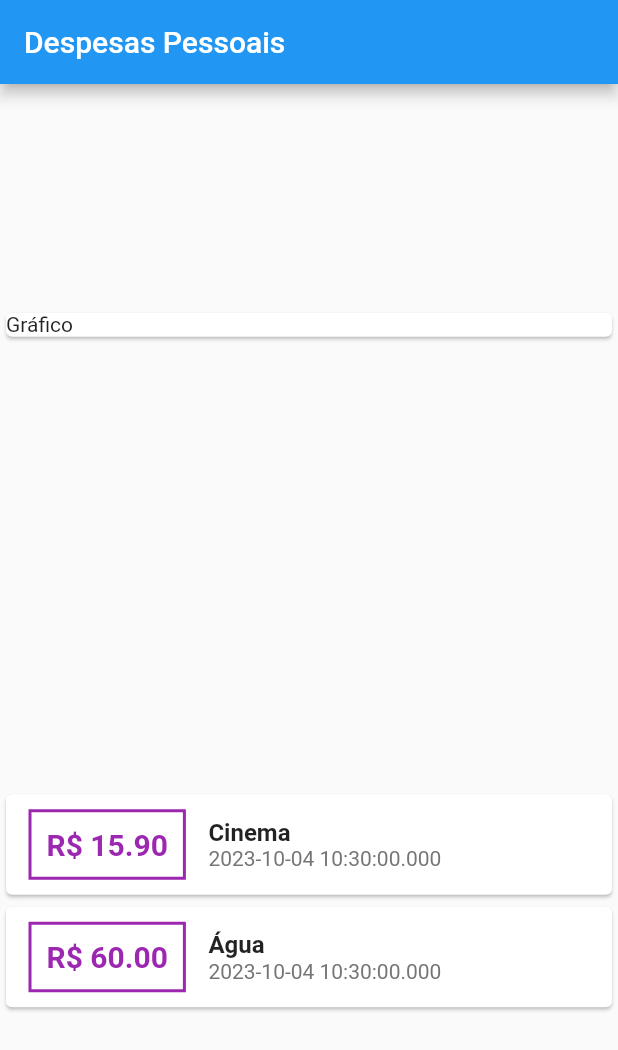
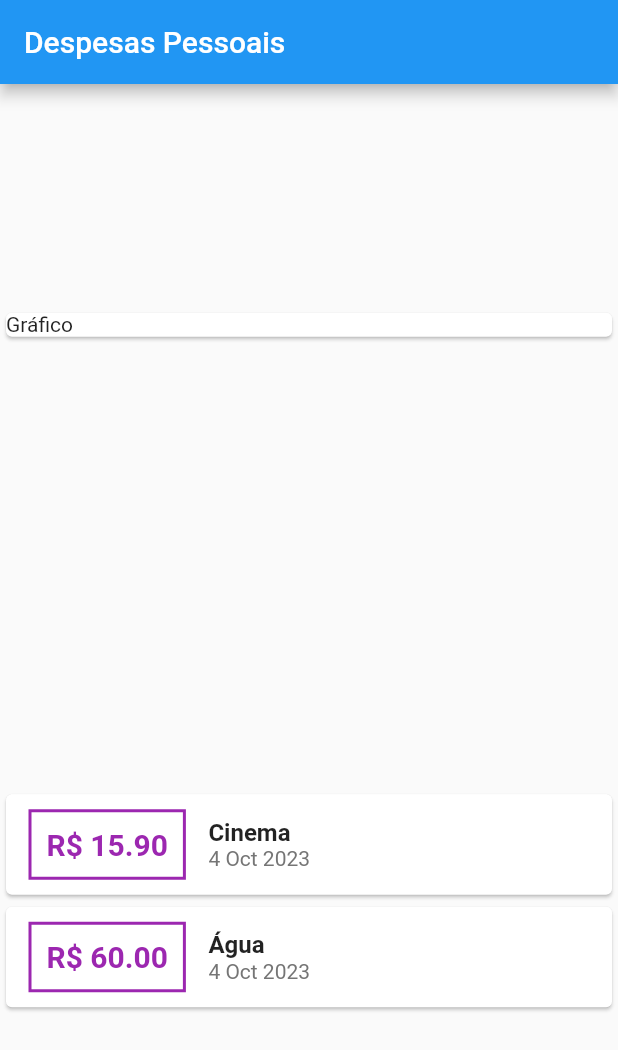
Before and after one commit to PedroLucasFernandes/personal-expenses-flutter-app, a Flutter app: the screen it shows after launch, on a phone screen of 412 x 824 dp. Shown: the top 1050 px of the screen. Run offline on Flutter 3.47's test engine with Material 2 defaults, Android fonts, the phone set to English and light mode, and no system bars.

```diff
--- a/lib/main.dart
+++ b/lib/main.dart
@@ -1,5 +1,6 @@
 import 'package:flutter/material.dart';
 import 'package:personal_expenses/models/transaction.dart';
+import 'package:intl/intl.dart';
 
 void main() => runApp(ExpensesApp());
 
@@ -81,7 +82,7 @@ class MyHomePage extends StatelessWidget {
                           ),
                         ),
                         Text(
-                          tr.date.toString(),
+                          DateFormat("d MMM y").format(tr.date),
                           style: TextStyle(
                             color: Colors.grey[600],
                           ),
--- a/pubspec.yaml
+++ b/pubspec.yaml
@@ -30,6 +30,7 @@ environment:
 dependencies:
   flutter:
     sdk: flutter
+  intl: ^0.18.1
 
 
   # The following adds the Cupertino Icons font to your application.
```
Also changed, not shown: pubspec.lock.
